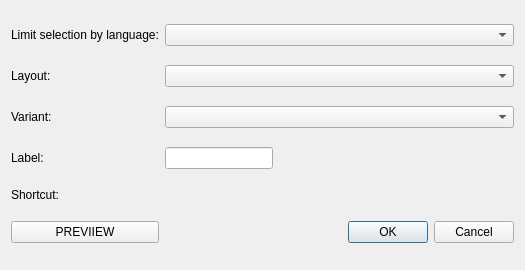
Qt form kcontrol/keyboard/kcm_add_layout_dialog.ui (KDE/kde-workspace) before a commit.
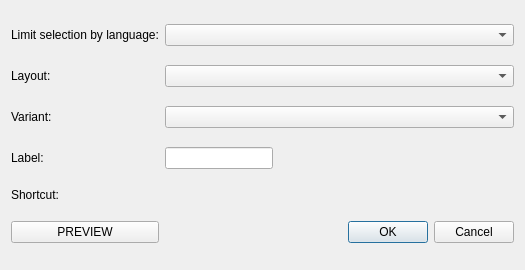
The same form after that commit. Custom widgets are drawn as their Qt base class.

What changed in the file:
```diff
--- a/kcontrol/keyboard/kcm_add_layout_dialog.ui
+++ b/kcontrol/keyboard/kcm_add_layout_dialog.ui
@@ -98,7 +98,7 @@
    <item row="7" column="0">
     <widget class="QPushButton" name="prevbutton">
      <property name="text">
-      <string>PREVIIEW</string>
+      <string>PREVIEW</string>
      </property>
     </widget>
    </item>
```
